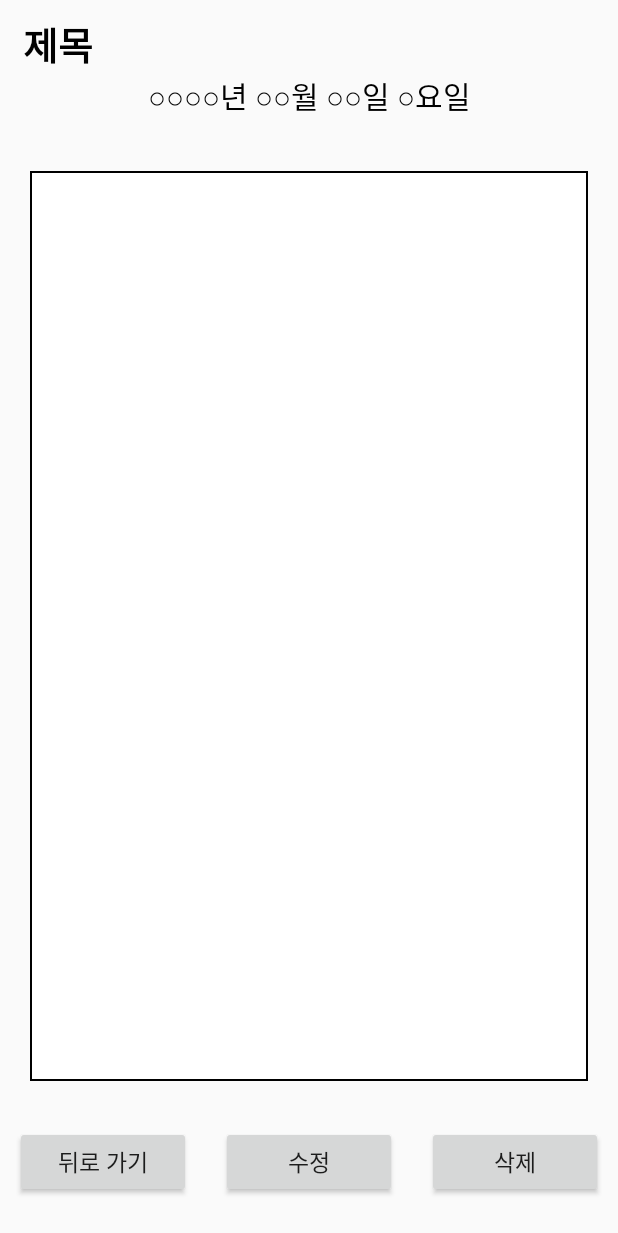
After one commit to csmoon1010/MemoryPatronum, an Android app: the layout diary_memory3.xml on its own in the app's theme, with its tools: preview values and no code run, on a phone screen of 412 x 824 dp. The commit adds this screen. Shown: the top 1233 px of the screen. Run offline under Robolectric (Android 15) with nearby library versions, the phone set to English and light mode, and no system bars.

```diff
--- a/app/src/main/java/techtown/org/memorypatronum/DWriteActivity.java
+++ b/app/src/main/java/techtown/org/memorypatronum/DWriteActivity.java
@@ -108,8 +108,8 @@ public class DWriteActivity extends AppCompatActivity {
         }
         else{
             Intent intent = new Intent(getApplicationContext(), DWriteActivity2.class);
+            intent.putExtra("showDate", dateText.getText().toString());
             intent.putExtra("CALENDAR", resultDate.toString());
-            Toast.makeText(getApplicationContext(), resultDate.toString(), Toast.LENGTH_SHORT).show();
             startActivity(intent);
             finish();
         }
--- a/app/src/main/java/techtown/org/memorypatronum/LoginActivity.java
+++ b/app/src/main/java/techtown/org/memorypatronum/LoginActivity.java
@@ -26,8 +26,7 @@ import techtown.org.memorypatronum.R;
 
 
 public class LoginActivity extends AppCompatActivity {
-
-    private static String IP_ADDRESS = "192.168.219.183";
+    private static String IP_ADDRESS;
     private static String TAG = "phptest";
 
 
@@ -42,6 +41,8 @@ public class LoginActivity extends AppCompatActivity {
         super.onCreate(savedInstanceState);
         setContentView(R.layout.activity_login);
 
+        MyApplication myApp = (MyApplication)getApplication();
+        IP_ADDRESS = myApp.getipAddress();
         mEditTextID = (EditText)findViewById(R.id.editText_main_id);
         mEditTextPassword = (EditText)findViewById(R.id.editText_main_password);
         mTextViewResult = (TextView)findViewById(R.id.textView_main_result);
--- a/app/src/main/java/techtown/org/memorypatronum/MyApplication.java
+++ b/app/src/main/java/techtown/org/memorypatronum/MyApplication.java
@@ -4,10 +4,14 @@ import android.app.Application;
 
 public class MyApplication extends Application { //공용 변수 정의
     private String loginID;
+    private String address = "memorypatronum.dothome.co.kr";
     public String getLoginID(){
         return loginID;
     }
     public void setLoginID(String loginID){
         this.loginID = loginID;
     }
+    public String getipAddress(){
+        return address;
+    }
 }
--- a/app/src/main/java/techtown/org/memorypatronum/RegistrationActivity.java
+++ b/app/src/main/java/techtown/org/memorypatronum/RegistrationActivity.java
@@ -25,8 +25,7 @@ import techtown.org.memorypatronum.R;
 
 
 public class RegistrationActivity extends AppCompatActivity {
-
-    private static String IP_ADDRESS = "192.168.219.183";
+    private static String IP_ADDRESS;
     private static String TAG = "phptest";
 
     private EditText mEditTextName;
@@ -41,6 +40,9 @@ public class RegistrationActivity extends AppCompatActivity {
     protected void onCreate(Bundle savedInstanceState) {
         super.onCreate(savedInstanceState);
         setContentView(R.layout.activity_registration);
+
+        MyApplication myApp = (MyApplication)getApplication();
+        IP_ADDRESS = myApp.getipAddress();
 
         mEditTextName = (EditText)findViewById(R.id.editText_main_name);
         mEditTextID = (EditText)findViewById(R.id.editText_main_id);
--- /dev/null
+++ b/app/src/main/res/layout/diary_memory3.xml
@@ -0,0 +1,99 @@
+<?xml version="1.0" encoding="utf-8"?>
+<LinearLayout xmlns:android="http://schemas.android.com/apk/res/android"
+    android:orientation="vertical" android:layout_width="match_parent"
+    android:layout_height="match_parent">
+    <LinearLayout
+        android:layout_width="match_parent"
+        android:layout_height="wrap_content"
+        android:orientation="horizontal"
+        android:layout_marginTop="10dp"
+        >
+
+        <TextView
+            android:id="@+id/memoryText1"
+            android:layout_width="wrap_content"
+            android:layout_height="wrap_content"
+            android:layout_marginLeft="15dp"
+            android:layout_weight="1"
+            android:fontFamily="@font/ridibatang"
+            android:text="제목"
+            android:textColor="#000000"
+            android:textSize="25dp"
+            android:textStyle="bold" />
+
+        <TextView
+            android:id="@+id/memoryTitle"
+            android:layout_width="wrap_content"
+            android:layout_height="wrap_content"
+            android:layout_weight="4"
+            android:fontFamily="@font/ridibatang"
+            android:textColor="#000000"
+            android:layout_marginRight = "15dp"
+            android:textSize="25dp" />
+
+    </LinearLayout>
+
+    <TextView
+        android:id="@+id/memoryDate"
+        android:layout_width="match_parent"
+        android:layout_height="wrap_content"
+        android:layout_marginBottom="15dp"
+        android:gravity="center"
+        android:fontFamily="@font/ridibatang"
+        android:text="○○○○년 ○○월 ○○일 ○요일"
+        android:textColor="#000000"
+        android:textSize="20dp" />
+
+    <TextView
+        android:id="@+id/memoryContents"
+        android:layout_margin = "20dp"
+        android:padding = "10dp"
+        android:layout_width="match_parent"
+        android:layout_height="match_parent"
+        android:layout_weight="1.5"
+        android:gravity = "top"
+        android:textSize = "20dp"
+        android:fontFamily="@font/ridibatang"
+        android:inputType="textMultiLine|textNoSuggestions"
+        android:background="@drawable/editdesign" />
+
+    <LinearLayout
+        android:layout_width="match_parent"
+        android:layout_height="wrap_content"
+        android:layout_marginBottom="15dp"
+        android:orientation="horizontal">
+
+        <Button
+            android:id="@+id/backButton"
+            android:layout_width="wrap_content"
+            android:layout_height="wrap_content"
+            android:layout_weight="1"
+            android:text="뒤로 가기"
+            android:textSize="15dp"
+            android:fontFamily="@font/ridibatang"
+            android:layout_margin="10dp"
+            android:onClick = "onPreviousClick"/>
+
+        <Button
+            android:id="@+id/editButton"
+            android:layout_width="wrap_content"
+            android:layout_height="wrap_content"
+            android:layout_weight="1"
+            android:text="수정"
+            android:textSize="15dp"
+            android:fontFamily="@font/ridibatang"
+            android:layout_margin="10dp"/>
+
+        <Button
+            android:id="@+id/deleteButton"
+            android:layout_width="wrap_content"
+            android:layout_height="wrap_content"
+            android:layout_weight="1"
+            android:text="삭제"
+            android:textSize="15dp"
+            android:fontFamily="@font/ridibatang"
+            android:layout_margin="10dp"
+            android:onClick="onDeleteClick"/>
+
+    </LinearLayout>
+</LinearLayout>
--- a/app/src/main/res/layout/listview_diary.xml
+++ b/app/src/main/res/layout/listview_diary.xml
@@ -3,7 +3,7 @@
     android:orientation="vertical" android:layout_width="match_parent"
     android:layout_height="match_parent">
     <TextView
-        android:id="@+id/titleText"
+        android:id="@+id/memoryQuestion"
         android:layout_width="match_parent"
         android:layout_height="wrap_content"
         android:layout_gravity="center"
@@ -15,7 +15,7 @@
         android:textColor="#000000"/>
 
     <TextView
-        android:id="@+id/contentText"
+        android:id="@+id/memoryAnswer"
         android:layout_margin = "10dp"
         android:padding = "10dp"
         android:layout_width="match_parent"
```
Also changed, not shown: app/src/main/java/techtown/org/memorypatronum/DMemoryActivity2.java (+158 -17 lines), app/src/main/java/techtown/org/memorypatronum/DMemoryActivity3.java (added, +22 -0 lines), app/src/main/java/techtown/org/memorypatronum/DWriteActivity2.java (+15 -101 lines), app/src/main/res/layout/diary_memory4.xml (added, +98 -0 lines).
